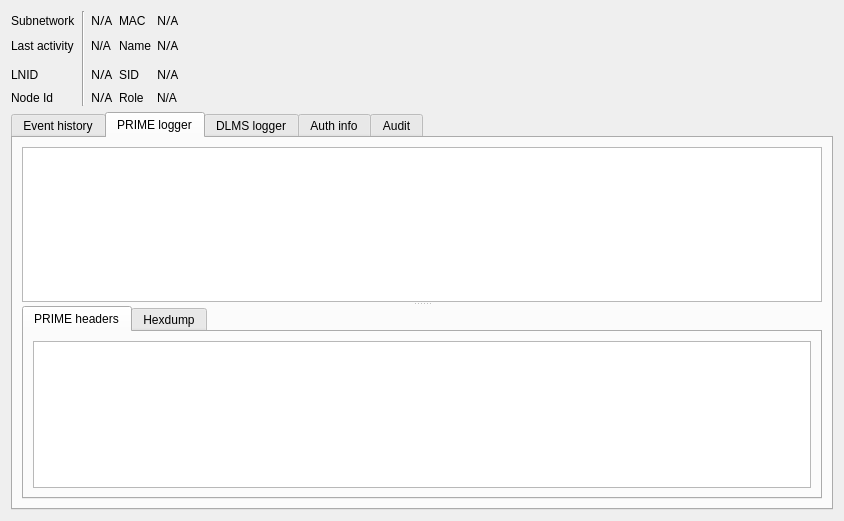
The window that Forms/MeterUI.ui (TarlogicSecurity/PLCTool) describes before a commit, drawn with Qt 5.
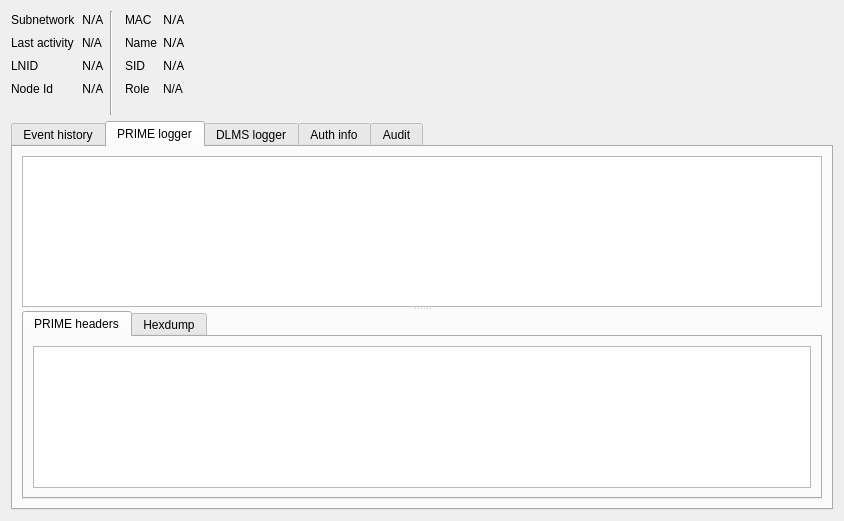
The same window after the commit.

```diff
--- a/Forms/MeterUI.ui
+++ b/Forms/MeterUI.ui
@@ -14,94 +14,14 @@
    <string>Form</string>
   </property>
   <layout class="QGridLayout" name="gridLayout">
-   <item row="4" column="0">
-    <widget class="QLabel" name="label_4">
-     <property name="text">
-      <string>Node Id</string>
-     </property>
-    </widget>
-   </item>
-   <item row="4" column="2">
-    <widget class="QLabel" name="nodeIdLabel">
-     <property name="font">
-      <font>
-       <family>Cascadia Code PL</family>
-      </font>
-     </property>
-     <property name="text">
-      <string>N/A</string>
-     </property>
-     <property name="textInteractionFlags">
-      <set>Qt::LinksAccessibleByMouse|Qt::TextSelectableByKeyboard|Qt::TextSelectableByMouse</set>
-     </property>
-    </widget>
-   </item>
-   <item row="4" column="3">
-    <widget class="QLabel" name="label_15">
-     <property name="text">
-      <string>Role</string>
-     </property>
-    </widget>
-   </item>
-   <item row="1" column="2">
-    <widget class="QLabel" name="lastActivityLabel">
-     <property name="text">
-      <string>N/A</string>
-     </property>
-    </widget>
-   </item>
-   <item row="3" column="2">
-    <widget class="QLabel" name="lnidLabel">
-     <property name="font">
-      <font>
-       <family>Cascadia Code PL</family>
-      </font>
-     </property>
-     <property name="text">
-      <string>N/A</string>
-     </property>
-     <property name="textInteractionFlags">
-      <set>Qt::LinksAccessibleByMouse|Qt::TextSelectableByKeyboard|Qt::TextSelectableByMouse</set>
-     </property>
-    </widget>
-   </item>
-   <item row="1" column="3">
+   <item row="1" column="4">
     <widget class="QLabel" name="label_6">
      <property name="text">
       <string>Name</string>
      </property>
     </widget>
    </item>
-   <item row="4" column="4">
-    <widget class="QLabel" name="roleLabel">
-     <property name="text">
-      <string>N/A</string>
-     </property>
-    </widget>
-   </item>
-   <item row="3" column="3">
-    <widget class="QLabel" name="xxx">
-     <property name="text">
-      <string>SID</string>
-     </property>
-    </widget>
-   </item>
-   <item row="0" column="2">
-    <widget class="QLabel" name="snLabel">
-     <property name="font">
-      <font>
-       <family>Cascadia Code PL</family>
-      </font>
-     </property>
-     <property name="text">
-      <string>N/A</string>
-     </property>
-     <property name="textInteractionFlags">
-      <set>Qt::LinksAccessibleByMouse|Qt::TextSelectableByKeyboard|Qt::TextSelectableByMouse</set>
-     </property>
-    </widget>
-   </item>
-   <item row="0" column="4">
+   <item row="0" column="5">
     <widget class="QLabel" name="macLabel">
      <property name="font">
       <font>
@@ -123,36 +43,21 @@
      </property>
     </widget>
    </item>
-   <item row="0" column="3">
+   <item row="0" column="4">
     <widget class="QLabel" name="label_5">
      <property name="text">
       <string>MAC </string>
      </property>
     </widget>
    </item>
-   <item row="3" column="0">
-    <widget class="QLabel" name="label_3">
-     <property name="text">
-      <string>LNID</string>
+   <item row="0" column="2" rowspan="7">
+    <widget class="Line" name="line_2">
+     <property name="orientation">
+      <enum>Qt::Vertical</enum>
      </property>
     </widget>
    </item>
-   <item row="3" column="4">
-    <widget class="QLabel" name="sidLabel">
-     <property name="font">
-      <font>
-       <family>Cascadia Code PL</family>
-      </font>
-     </property>
-     <property name="text">
-      <string>N/A</string>
-     </property>
-     <property name="textInteractionFlags">
-      <set>Qt::LinksAccessibleByMouse|Qt::TextSelectableByKeyboard|Qt::TextSelectableByMouse</set>
-     </property>
-    </widget>
-   </item>
-   <item row="1" column="4">
+   <item row="1" column="5">
     <widget class="QLabel" name="nameLabel">
      <property name="font">
       <font>
@@ -174,7 +79,37 @@
      </property>
     </widget>
    </item>
-   <item row="8" column="0" colspan="6">
+   <item row="2" column="1">
+    <widget class="QLabel" name="lnidLabel">
+     <property name="font">
+      <font>
+       <family>Cascadia Code PL</family>
+      </font>
+     </property>
+     <property name="text">
+      <string>N/A</string>
+     </property>
+     <property name="textInteractionFlags">
+      <set>Qt::LinksAccessibleByMouse|Qt::TextSelectableByKeyboard|Qt::TextSelectableByMouse</set>
+     </property>
+    </widget>
+   </item>
+   <item row="0" column="1">
+    <widget class="QLabel" name="snLabel">
+     <property name="font">
+      <font>
+       <family>Cascadia Code PL</family>
+      </font>
+     </property>
+     <property name="text">
+      <string>N/A</string>
+     </property>
+     <property name="textInteractionFlags">
+      <set>Qt::LinksAccessibleByMouse|Qt::TextSelectableByKeyboard|Qt::TextSelectableByMouse</set>
+     </property>
+    </widget>
+   </item>
+   <item row="10" column="0" colspan="7">
     <widget class="QTabWidget" name="tabWidget">
      <property name="currentIndex">
       <number>1</number>
@@ -619,7 +554,79 @@
      </widget>
     </widget>
    </item>
-   <item row="0" column="5">
+   <item row="2" column="0">
+    <widget class="QLabel" name="label_3">
+     <property name="text">
+      <string>LNID</string>
+     </property>
+    </widget>
+   </item>
+   <item row="1" column="1">
+    <widget class="QLabel" name="lastActivityLabel">
+     <property name="text">
+      <string>N/A</string>
+     </property>
+    </widget>
+   </item>
+   <item row="3" column="1">
+    <widget class="QLabel" name="nodeIdLabel">
+     <property name="font">
+      <font>
+       <family>Cascadia Code PL</family>
+      </font>
+     </property>
+     <property name="text">
+      <string>N/A</string>
+     </property>
+     <property name="textInteractionFlags">
+      <set>Qt::LinksAccessibleByMouse|Qt::TextSelectableByKeyboard|Qt::TextSelectableByMouse</set>
+     </property>
+    </widget>
+   </item>
+   <item row="3" column="0">
+    <widget class="QLabel" name="label_4">
+     <property name="text">
+      <string>Node Id</string>
+     </property>
+    </widget>
+   </item>
+   <item row="2" column="4">
+    <widget class="QLabel" name="xxx">
+     <property name="text">
+      <string>SID</string>
+     </property>
+    </widget>
+   </item>
+   <item row="2" column="5">
+    <widget class="QLabel" name="sidLabel">
+     <property name="font">
+      <font>
+       <family>Cascadia Code PL</family>
+      </font>
+     </property>
+     <property name="text">
+      <string>N/A</string>
+     </property>
+     <property name="textInteractionFlags">
+      <set>Qt::LinksAccessibleByMouse|Qt::TextSelectableByKeyboard|Qt::TextSelectableByMouse</set>
+     </property>
+    </widget>
+   </item>
+   <item row="3" column="4">
+    <widget class="QLabel" name="label_15">
+     <property name="text">
+      <string>Role</string>
+     </property>
+    </widget>
+   </item>
+   <item row="3" column="5">
+    <widget class="QLabel" name="roleLabel">
+     <property name="text">
+      <string>N/A</string>
+     </property>
+    </widget>
+   </item>
+   <item row="0" column="6" rowspan="4">
     <spacer name="horizontalSpacer">
      <property name="orientation">
       <enum>Qt::Horizontal</enum>
@@ -632,13 +639,6 @@
      </property>
     </spacer>
    </item>
-   <item row="0" column="1" rowspan="5">
-    <widget class="Line" name="line_2">
-     <property name="orientation">
-      <enum>Qt::Vertical</enum>
-     </property>
-    </widget>
-   </item>
   </layout>
  </widget>
  <resources/>
```
